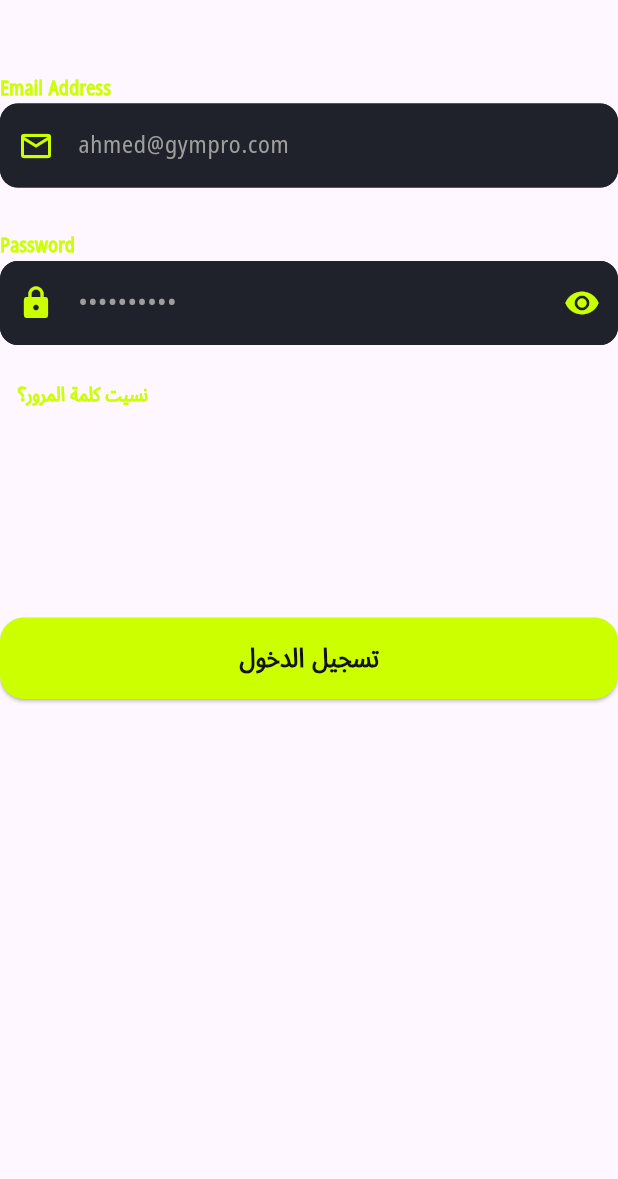
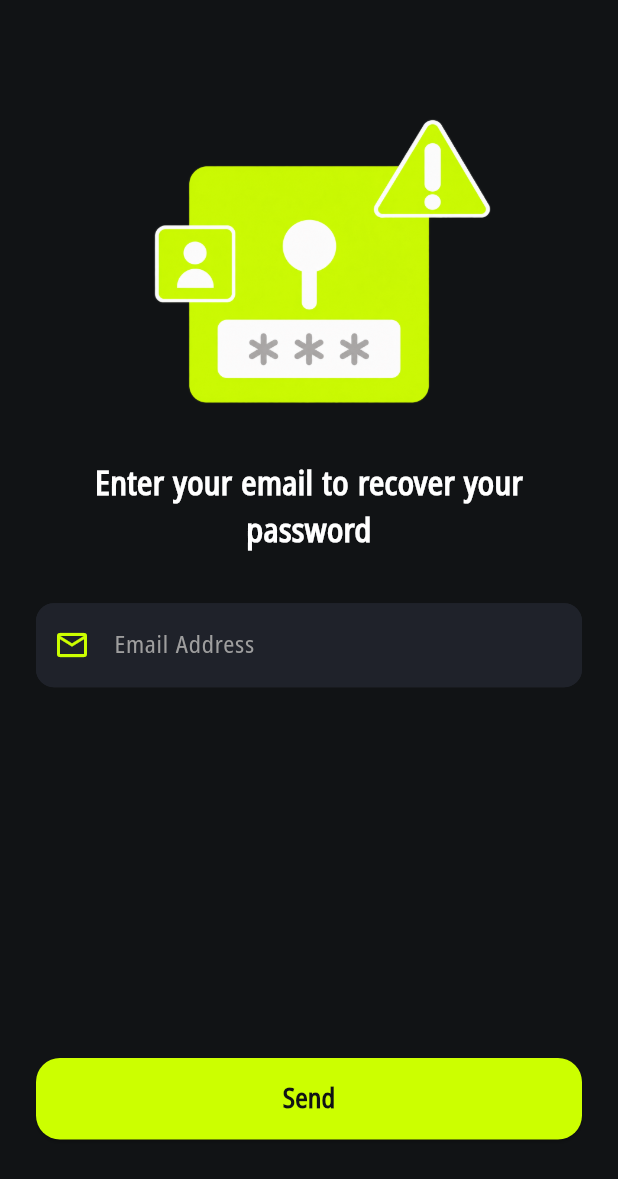
Before and after one commit to AhmedMedhatHamed/Gym-App, a Flutter app: the LoginForm widget shown alone on an empty page, opened directly, after a tap on "نسيت كلمة المرور؟", on a phone screen of 412 x 824 dp. Shown: the top 1179 px of the screen. Run offline on Flutter 3.47's test engine with Material 3 defaults, Android fonts, the phone set to English and light mode, and no system bars; our stand-ins replace cloud_firestore, dots_indicator, firebase_auth, firebase_core, flutter_bloc, material_ui; accounts and stored records are empty.

Commit message:
Finish forgot_password_screen

```diff
--- a/lib/core/datasource/firebase_data_source.dart
+++ b/lib/core/datasource/firebase_data_source.dart
@@ -37,4 +37,15 @@ class FirebaseDataSource {
     );
   }
 
+
+
+  Future<void> forgotPassword({
+    required String email,
+  }) async {
+    await _auth.sendPasswordResetEmail(
+      email: email,
+    );
+  }
+
+
 }
--- a/lib/core/routes/app_routing.dart
+++ b/lib/core/routes/app_routing.dart
@@ -1,5 +1,7 @@
 import 'package:flutter_bloc/flutter_bloc.dart';
 import 'package:gym_app/core/routes/app_routes.dart';
+import 'package:gym_app/features/auth/forgot_password/cubit/forgot_password_cubit.dart';
+import 'package:gym_app/features/auth/forgot_password/forgot_password_screen.dart';
 import 'package:gym_app/features/auth/login/cubit/login_cubit.dart';
 import 'package:gym_app/features/auth/login/login_screen.dart';
 import 'package:gym_app/features/auth/signup/cubit/signup_cubit.dart';
@@ -25,6 +27,14 @@ class AppRouter {
       case AppRoutes.onboardingScreen:
         return MaterialPageRoute(builder: (_) => OnboardingScreen());
 
+      case AppRoutes.forgotPasswordScreen:
+        return MaterialPageRoute(
+          builder: (_) => BlocProvider(
+            create: (context) => ForgotPasswordCubit(),
+            child: ForgotPasswordScreen(),
+          ),
+        );
+
       case AppRoutes.signupScreen:
         return MaterialPageRoute(
           builder: (_) => BlocProvider(
--- a/lib/core/utils/app_consts.dart
+++ b/lib/core/utils/app_consts.dart
@@ -4,6 +4,7 @@ class AppConsts {
   static const String onboarding1 = 'assets/images/onboarding1.png';
   static const String onboarding2 = 'assets/images/onboarding2.png';
   static const String onboarding3 = 'assets/images/onboarding3.png';
+  static const String forgotPassword = 'assets/images/forgot_password.png';
 
   ////////////////////////////////////////////////////////////////////////
   static const String appName = 'GYM PRO';
--- /dev/null
+++ b/lib/features/auth/forgot_password/cubit/forgot_password_cubit.dart
@@ -0,0 +1,34 @@
+import 'package:firebase_auth/firebase_auth.dart';
+import 'package:flutter/foundation.dart';
+import 'package:flutter_bloc/flutter_bloc.dart';
+import 'package:gym_app/core/datasource/firebase_data_source.dart';
+
+part 'forgot_password_state.dart';
+
+class ForgotPasswordCubit extends Cubit<ForgotPasswordState> {
+  ForgotPasswordCubit() : super(ForgotPasswordInitial());
+
+  FirebaseDataSource firebaseDataSource = FirebaseDataSource();
+
+  Future<void> forgotPassword({
+    required String email,
+  }) async {
+    emit(ForgotPasswordLoading());
+
+    try {
+      await firebaseDataSource.forgotPassword(
+        email: email,
+      );
+
+      emit(ForgotPasswordSuccess());
+    } on FirebaseAuthException catch (e) {
+      emit(
+        ForgotPasswordFailure(
+          e.message ?? 'Something went wrong',
+        ),
+      );
+    } catch (e) {
+      emit(ForgotPasswordFailure(e.toString()));
+    }
+  }
+}
--- /dev/null
+++ b/lib/features/auth/forgot_password/cubit/forgot_password_state.dart
@@ -0,0 +1,16 @@
+part of 'forgot_password_cubit.dart';
+
+@immutable
+sealed class ForgotPasswordState {}
+
+final class ForgotPasswordInitial extends ForgotPasswordState {}
+
+final class ForgotPasswordLoading extends ForgotPasswordState {}
+
+final class ForgotPasswordSuccess extends ForgotPasswordState {}
+
+final class ForgotPasswordFailure extends ForgotPasswordState {
+  final String errorMsg;
+
+  ForgotPasswordFailure(this.errorMsg);
+}
--- /dev/null
+++ b/lib/features/auth/forgot_password/forgot_password_screen.dart
@@ -0,0 +1,39 @@
+import 'package:gym_app/core/utils/app_colors.dart';
+import 'package:gym_app/core/utils/app_consts.dart';
+import 'package:gym_app/core/utils/app_styles.dart';
+import 'package:gym_app/features/auth/forgot_password/widget/forgot_pass_form.dart';
+import 'package:material_ui/material_ui.dart';
+
+class ForgotPasswordScreen extends StatelessWidget {
+  const ForgotPasswordScreen({super.key});
+
+  @override
+  Widget build(BuildContext context) {
+    return Scaffold(
+      backgroundColor: AppColors.backgroundColor,
+      body: Padding(
+        padding: const EdgeInsets.symmetric(vertical: 60.0, horizontal: 24.0),
+        child: CustomScrollView(
+          slivers: [
+            SliverToBoxAdapter(
+              child: Image.asset(
+                AppConsts.forgotPassword,
+                height: MediaQuery.of(context).size.height * 0.3,
+              ),
+            ),
+            SliverToBoxAdapter(
+              child: Text(
+                'Enter your email to recover your password',
+                style: AppStyles.noto700Size28.copyWith(fontSize: 22.0),
+                textAlign: .center,
+              ),
+            ),
+           SliverToBoxAdapter(
+             child: ForgotPassForm(),
+           ),
+          ],
+        ),
+      ),
+    );
+  }
+}
--- /dev/null
+++ b/lib/features/auth/forgot_password/widget/forgot_pass_form.dart
@@ -0,0 +1,91 @@
+
+import 'package:flutter_bloc/flutter_bloc.dart';
+import 'package:gym_app/core/routes/app_routes.dart';
+import 'package:gym_app/core/utils/app_colors.dart';
+import 'package:gym_app/core/utils/validators.dart';
+import 'package:gym_app/core/widgets/custom_button.dart';
+import 'package:gym_app/features/auth/widgets/custom_text_field.dart';
+import 'package:gym_app/features/auth/forgot_password/cubit/forgot_password_cubit.dart';
+import 'package:material_ui/material_ui.dart';
+
+class ForgotPassForm extends StatefulWidget {
+  const ForgotPassForm({super.key});
+
+  @override
+  State<ForgotPassForm> createState() => _ForgotPassFormState();
+}
+
+class _ForgotPassFormState extends State<ForgotPassForm> {
+  TextEditingController emailController = TextEditingController();
+
+  final formKey = GlobalKey<FormState>();
+
+  @override
+  void dispose() {
+    emailController.dispose();
+    super.dispose();
+  }
+
+  @override
+  Widget build(BuildContext context) {
+    return BlocConsumer<ForgotPasswordCubit, ForgotPasswordState>(
+      listener: (context, state) {
+        if (state is ForgotPasswordSuccess) {
+          ScaffoldMessenger.of(context).showSnackBar(
+            const SnackBar(
+              content: Text('Password reset email sent successfully'),
+            ),
+          );
+          Navigator.pushReplacementNamed(context, AppRoutes.loginScreen);
+        }
+
+        if (state is ForgotPasswordFailure) {
+          ScaffoldMessenger.of(context).showSnackBar(
+            SnackBar(
+              content: Text(state.errorMsg),
+            ),
+          );
+        }
+      },
+      builder: (context, state) {
+        return Form(
+          key: formKey,
+          child: Column(
+            children: [
+              SizedBox(
+                height: MediaQuery.of(context).size.height * 0.04,
+              ),
+              CustomTextField(
+                controller: emailController,
+                obscureText: false,
+                text: 'Email Address',
+                prefixIcon: Icons.email_outlined,
+                textInputAction: TextInputAction.done,
+                keyboardType: TextInputType.emailAddress,
+                validator: Validator.validateEmail,
+              ),
+              SizedBox(
+                height: MediaQuery.of(context).size.height * 0.3,
+              ),
+              if (state is ForgotPasswordLoading)
+                 CircularProgressIndicator(
+                  color: AppColors.primaryColor,
+                )
+              else
+                CustomButton(
+                  text: 'Send',
+                  onPressed: () {
+                    if (formKey.currentState!.validate()) {
+                      context.read<ForgotPasswordCubit>().forgotPassword(
+                        email: emailController.text.trim(),
+                      );
+                    }
+                  },
+                ),
+            ],
+          ),
+        );
+      },
+    );
+  }
+}
--- a/lib/features/auth/login/widgets/login_form.dart
+++ b/lib/features/auth/login/widgets/login_form.dart
@@ -1,4 +1,5 @@
 import 'package:flutter_bloc/flutter_bloc.dart';
+import 'package:gym_app/core/routes/app_routes.dart';
 import 'package:gym_app/core/utils/app_colors.dart';
 import 'package:gym_app/core/utils/app_styles.dart';
 import 'package:gym_app/core/utils/validators.dart';
@@ -90,7 +91,9 @@ class _LoginFormState extends State<LoginForm> {
               ),
               SizedBox(height: 10.0),
               TextButton(
-                onPressed: () {},
+                onPressed: () {
+                  Navigator.pushNamed(context, AppRoutes.forgotPasswordScreen);
+                },
                 child: Text(
                   'نسيت كلمة المرور؟',
                   style: AppStyles.noto700Size18.copyWith(
@@ -101,7 +104,11 @@ class _LoginFormState extends State<LoginForm> {
               ),
               SizedBox(height: MediaQuery.of(context).size.height * 0.15),
               if (state is LoginLoading)
-                 Center(child: CircularProgressIndicator(color: AppColors.primaryColor,))
+                Center(
+                  child: CircularProgressIndicator(
+                    color: AppColors.primaryColor,
+                  ),
+                )
               else
                 CustomButton(
                   text: 'تسجيل الدخول',
```
Also changed, not shown: assets/images/forgot_password.png (added).
